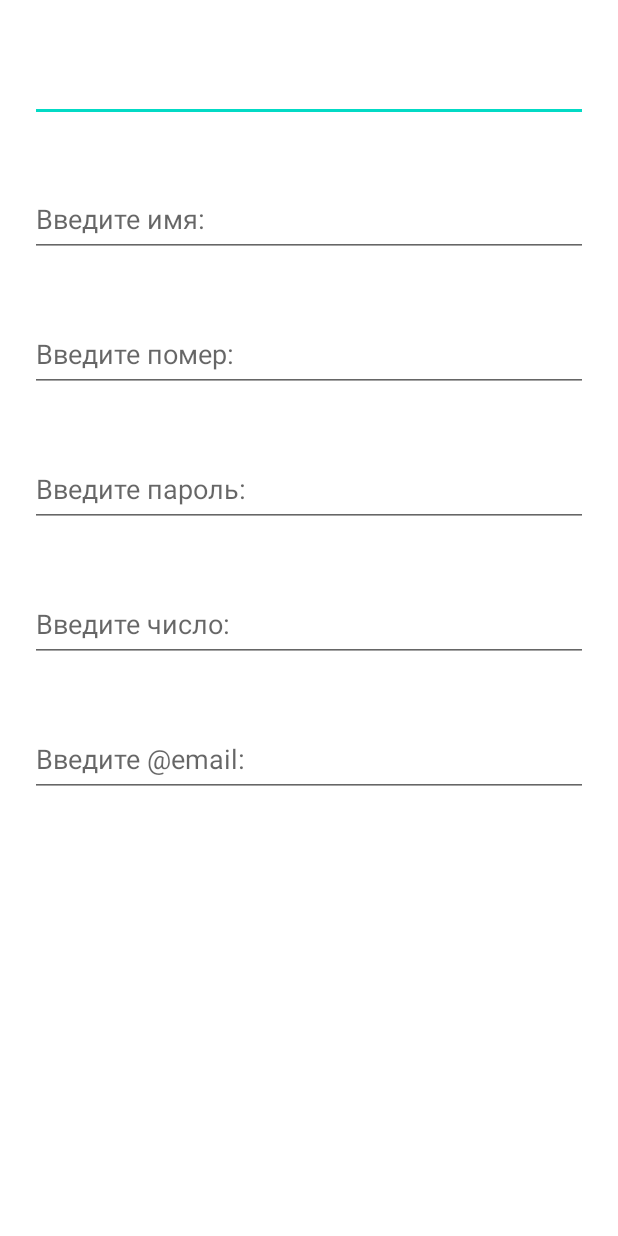
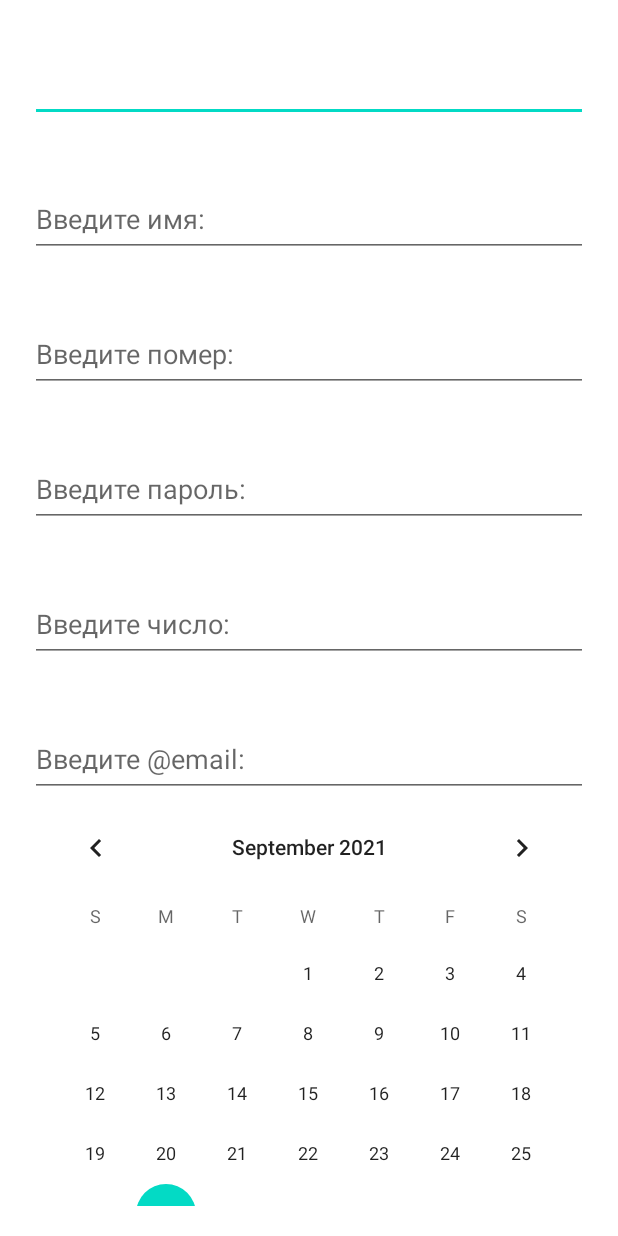
Before and after one commit to PavelSidyuk/GB.Android.Java.Lesson_1, an Android app: the layout activiti_main2.xml on its own in the app's theme, with its tools: preview values and no code run, on a phone screen of 412 x 824 dp. Run offline under Robolectric (Android 15) with nearby library versions, the phone set to English and light mode, and no system bars.

Commit message:
Задание с CalendarView

```diff
--- a/app/src/main/res/layout/activiti_main2.xml
+++ b/app/src/main/res/layout/activiti_main2.xml
@@ -4,6 +4,7 @@
     android:layout_height="match_parent"
     android:layout_margin="20dp"
     android:orientation="vertical">
+
 
     <EditText
         android:layout_width="match_parent"
@@ -53,4 +54,10 @@
         />
 
 
+    <CalendarView
+        android:layout_width="match_parent"
+        android:layout_height="wrap_content"
+        />
+
+
 </LinearLayout>
```
